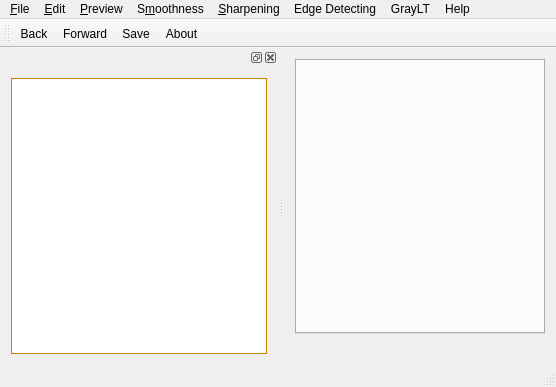
Above: MIPS/MIPS/mainwindow.ui from KevinAudi/MIPS.vs before the change. Below: the same form after it.
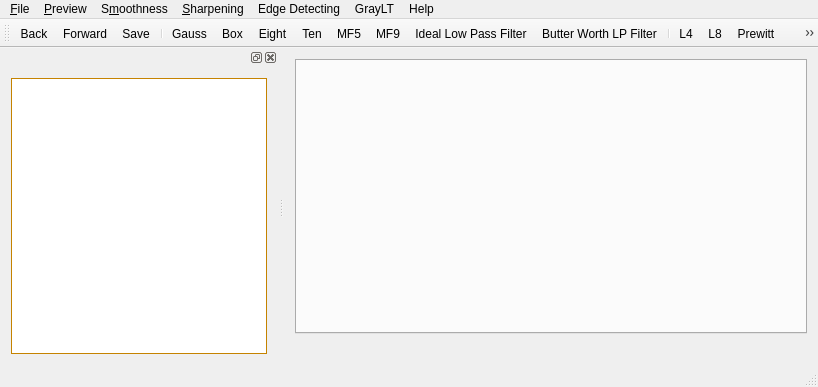
That is the form after the change. Icons and pictures are not drawn.

```diff
--- a/MIPS/MIPS/mainwindow.ui
+++ b/MIPS/MIPS/mainwindow.ui
@@ -6,7 +6,7 @@
    <rect>
     <x>0</x>
     <y>0</y>
-    <width>556</width>
+    <width>818</width>
     <height>387</height>
    </rect>
   </property>
@@ -36,7 +36,7 @@
     <rect>
      <x>0</x>
      <y>0</y>
-     <width>556</width>
+     <width>818</width>
      <height>23</height>
     </rect>
    </property>
@@ -46,13 +46,6 @@
     </property>
     <addaction name="actionSave"/>
    </widget>
-   <widget class="QMenu" name="menu_Edit">
-    <property name="title">
-     <string>&amp;Edit</string>
-    </property>
-    <addaction name="actionRename"/>
-    <addaction name="actionMark"/>
-   </widget>
    <widget class="QMenu" name="menu_Preview">
     <property name="title">
      <string>&amp;Preview</string>
@@ -127,7 +120,6 @@
     <addaction name="actionLinearity"/>
    </widget>
    <addaction name="menu_File"/>
-   <addaction name="menu_Edit"/>
    <addaction name="menu_Preview"/>
    <addaction name="menu_Smoothness"/>
    <addaction name="menu_Sharpening"/>
@@ -148,6 +140,31 @@
    <addaction name="actionBack"/>
    <addaction name="actionForward"/>
    <addaction name="actionSave"/>
+   <addaction name="separator"/>
+   <addaction name="actionGauss_2"/>
+   <addaction name="actionBox_2"/>
+   <addaction name="actionEight_2"/>
+   <addaction name="actionTen_2"/>
+   <addaction name="actionMF5"/>
+   <addaction name="actionMF9"/>
+   <addaction name="actionIdeal_Low_Pass_Filter"/>
+   <addaction name="actionButter_Worth_LP_Filter"/>
+   <addaction name="separator"/>
+   <addaction name="actionL4"/>
+   <addaction name="actionL8"/>
+   <addaction name="actionPrewitt"/>
+   <addaction name="actionIsotropic"/>
+   <addaction name="actionSobel"/>
+   <addaction name="actionButter_Worth_HP_Filter"/>
+   <addaction name="actionIdeal_High_Pass_Filter"/>
+   <addaction name="separator"/>
+   <addaction name="actionGradiant"/>
+   <addaction name="actionRoberts"/>
+   <addaction name="actionSobel_In_ED"/>
+   <addaction name="actionLaplace8"/>
+   <addaction name="separator"/>
+   <addaction name="actionLinearity"/>
+   <addaction name="separator"/>
    <addaction name="actionAbout"/>
   </widget>
   <widget class="QStatusBar" name="statusBar"/>
```
Left out of the diff: 122 changed lines with no effect on the pictures.
